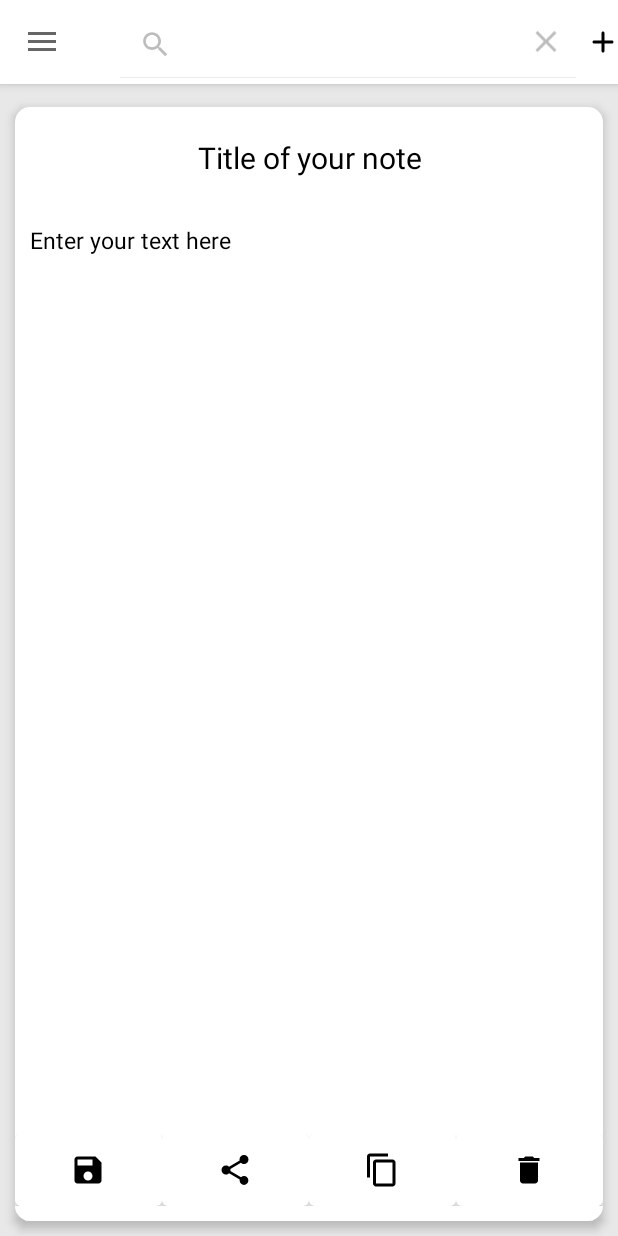
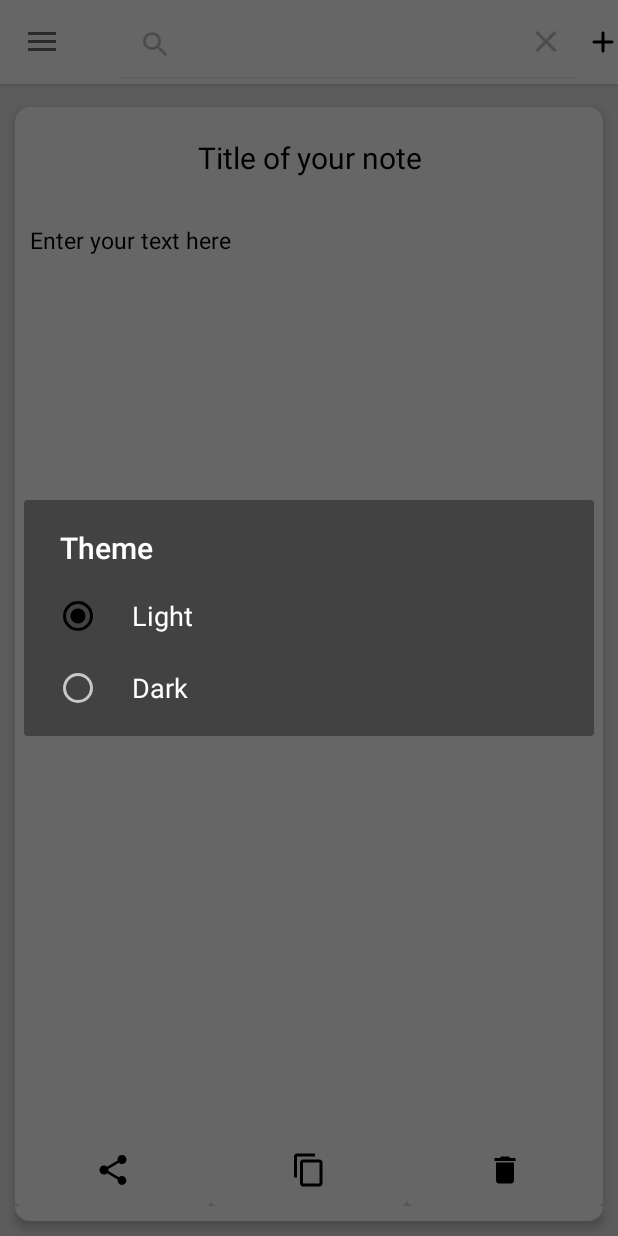
Before and after one commit to OlegRyabyshev/NoteMaker, an Android app: the screen it shows after launch (MainActivity), in the side drawer, after a tap on "Theme", on a phone screen of 412 x 824 dp. Run offline under Robolectric (Android 15) with nearby library versions, the phone set to English and light mode, and no system bars.

Commit message:
New features

```diff
--- a/app/src/main/java/xyz/fcr/notemaker/MainActivity.java
+++ b/app/src/main/java/xyz/fcr/notemaker/MainActivity.java
@@ -1,7 +1,9 @@
 package xyz.fcr.notemaker;
 
 import android.annotation.SuppressLint;
+import android.content.Context;
 import android.content.Intent;
+import android.content.SharedPreferences;
 import android.content.res.Configuration;
 import android.os.Bundle;
 import android.view.MenuItem;
@@ -9,7 +11,9 @@ import android.widget.Toast;
 
 import androidx.annotation.NonNull;
 import androidx.appcompat.app.ActionBarDrawerToggle;
+import androidx.appcompat.app.AlertDialog;
 import androidx.appcompat.app.AppCompatActivity;
+import androidx.appcompat.app.AppCompatDelegate;
 import androidx.appcompat.widget.SearchView;
 import androidx.appcompat.widget.Toolbar;
 import androidx.core.view.GravityCompat;
@@ -18,6 +22,8 @@ import androidx.fragment.app.Fragment;
 import androidx.fragment.app.FragmentTransaction;
 
 import com.google.android.material.navigation.NavigationView;
+
+import java.util.Objects;
 
 import xyz.fcr.notemaker.fragment_classes.NoteEditor;
 import xyz.fcr.notemaker.fragment_classes.NoteList;
@@ -34,8 +40,9 @@ public class MainActivity extends AppCompatActivity implements NavigationView.On
     @Override
     protected void onCreate(Bundle savedInstanceState) {
         super.onCreate(savedInstanceState);
+        setContentView(R.layout.activity_main);
 
-        setContentView(R.layout.activity_main);
+        setThemeFromSharedPreferences();
 
         toolbar = findViewById(R.id.toolbar);
         setSupportActionBar(toolbar);
@@ -126,11 +133,8 @@ public class MainActivity extends AppCompatActivity implements NavigationView.On
             case R.id.action_notes:
                 Toast.makeText(this, "Notes", Toast.LENGTH_SHORT).show();
                 break;
-            case R.id.action_trash:
-                Toast.makeText(this, "Trash", Toast.LENGTH_SHORT).show();
-                break;
             case R.id.action_theme:
-                Toast.makeText(this, "Theme", Toast.LENGTH_SHORT).show();
+                showOptionsDialog();
                 break;
             case R.id.action_about:
                 Intent intent = new Intent(this, AboutActivity.class);
@@ -182,14 +186,66 @@ public class MainActivity extends AppCompatActivity implements NavigationView.On
 
     @Override
     public void onBackPressed() {
-        Fragment fragment = getSupportFragmentManager().findFragmentByTag("EDITOR_FRAGMENT");
+        Fragment fragmentEditor = getSupportFragmentManager().findFragmentByTag("EDITOR_FRAGMENT");
+        Fragment fragmentList = getSupportFragmentManager().findFragmentByTag("LIST_FRAGMENT");
 
         if (drawer.isDrawerOpen(GravityCompat.START)) {
             drawer.closeDrawer(GravityCompat.START);
-        } else if (fragment != null && fragment.isVisible() && orientationIsPortrait()) {
+        } else if (fragmentEditor != null && fragmentEditor.isVisible() && orientationIsPortrait()) {
             startFragmentList();
         } else {
             finish();
         }
     }
+
+    //THEMES
+    private void setThemeFromSharedPreferences() {
+        SharedPreferences sharedPreferences = getApplicationContext().getSharedPreferences("MyUserPref", Context.MODE_PRIVATE);
+        String savedTheme = sharedPreferences.getString("calculator_theme", "");
+
+        if (savedTheme.equals("light")) AppCompatDelegate.setDefaultNightMode(AppCompatDelegate.MODE_NIGHT_NO);
+        else if (savedTheme.equals("dark")) AppCompatDelegate.setDefaultNightMode(AppCompatDelegate.MODE_NIGHT_YES);
+    }
+
+    //THEMES
+    private void showOptionsDialog() {
+        final String[] themes = {
+                getResources().getString(R.string.action_theme_light),
+                getResources().getString(R.string.action_theme_dark)
+        };
+
+        AlertDialog.Builder builder = new AlertDialog.Builder(MainActivity.this);
+        builder.setTitle(getResources().getString(R.string.action_theme));
+
+        SharedPreferences sharedPreferences = getSharedPreferences("MyUserPref", Context.MODE_PRIVATE);
+        SharedPreferences.Editor editor = sharedPreferences.edit();
+        int themeInt = getCurrentTheme();
+
+        builder.setSingleChoiceItems(themes, themeInt, (dialog, which) -> {
+            if (which == 0) {
+                AppCompatDelegate.setDefaultNightMode(AppCompatDelegate.MODE_NIGHT_NO);
+                editor.putString("calculator_theme", "light");
+            } else {
+                AppCompatDelegate.setDefaultNightMode(AppCompatDelegate.MODE_NIGHT_YES);
+                editor.putString("calculator_theme", "dark");
+            }
+            editor.apply();
+        });
+
+        builder.show();
+    }
+
+    //THEMES
+    private int getCurrentTheme() {
+        int currentNightMode = getResources().getConfiguration().uiMode
+                & Configuration.UI_MODE_NIGHT_MASK;
+        switch (currentNightMode) {
+            case Configuration.UI_MODE_NIGHT_NO:
+                return 0;
+            case Configuration.UI_MODE_NIGHT_YES:
+                return 1;
+            default:
+                return -1;
+        }
+    }
 }
--- a/app/src/main/java/xyz/fcr/notemaker/fragment_classes/NoteEditor.java
+++ b/app/src/main/java/xyz/fcr/notemaker/fragment_classes/NoteEditor.java
@@ -3,9 +3,13 @@ package xyz.fcr.notemaker.fragment_classes;
 import android.content.ClipData;
 import android.content.ClipboardManager;
 import android.content.Context;
+import android.content.Intent;
 import android.os.Build;
 import android.os.Bundle;
+import android.text.Editable;
+import android.text.TextWatcher;
 import android.util.Log;
+import android.view.KeyEvent;
 import android.view.LayoutInflater;
 import android.view.View;
 import android.view.ViewGroup;
@@ -15,6 +19,7 @@ import android.widget.Toast;
 import androidx.annotation.NonNull;
 import androidx.annotation.RequiresApi;
 import androidx.fragment.app.Fragment;
+import androidx.fragment.app.FragmentTransaction;
 
 import com.google.android.material.button.MaterialButton;
 
@@ -45,9 +50,38 @@ public class NoteEditor extends Fragment {
         title = view.findViewById(R.id.note_editor_title);
         content = view.findViewById(R.id.note_editor_content);
 
+        title.addTextChangedListener(new TextWatcher() {
+            @Override
+            public void beforeTextChanged(CharSequence s, int start, int count, int after) {
+            }
+
+            @Override
+            public void onTextChanged(CharSequence s, int start, int before, int count) {
+                saveData(note);
+            }
+
+            @Override
+            public void afterTextChanged(Editable s) {
+            }
+        });
+
+        content.addTextChangedListener(new TextWatcher() {
+            @Override
+            public void beforeTextChanged(CharSequence s, int start, int count, int after) {
+            }
+
+            @Override
+            public void onTextChanged(CharSequence s, int start, int before, int count) {
+                saveData(note);
+            }
+
+            @Override
+            public void afterTextChanged(Editable s) {
+            }
+        });
+
         MaterialButton button_share = view.findViewById(R.id.button_share);
         MaterialButton button_copy = view.findViewById(R.id.button_copy);
-        MaterialButton button_save = view.findViewById(R.id.button_save);
         MaterialButton button_delete = view.findViewById(R.id.button_delete);
 
         button_share.setOnClickListener((v) ->
@@ -60,13 +94,6 @@ public class NoteEditor extends Fragment {
 
             Toast.makeText(getContext(), "Copied", Toast.LENGTH_SHORT).show();
         });
-
-
-        button_save.setOnClickListener((v) -> {
-            saveData(note);
-            Toast.makeText(getContext(), "Saved", Toast.LENGTH_SHORT).show();
-        });
-
 
         button_delete.setOnClickListener((v) -> {
             if (mNoteArrayList != null) {
@@ -97,7 +124,10 @@ public class NoteEditor extends Fragment {
     @Override
     public void onSaveInstanceState(@NonNull Bundle outState) {
         super.onSaveInstanceState(outState);
+
         outState.putSerializable("note_id", note);
+        Intent intent = Objects.requireNonNull(getActivity()).getIntent();
+        intent.putExtras(outState);
     }
 
     private String getTextFromNote() {
@@ -141,10 +171,5 @@ public class NoteEditor extends Fragment {
         }
 
         mAdapter.notifyDataSetChanged();
-
-//        Bundle data = new Bundle();
-//        data.putSerializable("note_id", note);
-//        Intent intent = Objects.requireNonNull(getActivity()).getIntent();
-//        intent.putExtras(data);
     }
 }
--- a/app/src/main/java/xyz/fcr/notemaker/fragment_classes/NoteList.java
+++ b/app/src/main/java/xyz/fcr/notemaker/fragment_classes/NoteList.java
@@ -2,14 +2,15 @@ package xyz.fcr.notemaker.fragment_classes;
 
 import android.content.res.Configuration;
 import android.os.Bundle;
+import android.view.ContextMenu;
 import android.view.LayoutInflater;
+import android.view.MenuItem;
 import android.view.View;
 import android.view.ViewGroup;
-import android.widget.TextView;
+import android.widget.Toast;
 
 import androidx.annotation.NonNull;
 import androidx.annotation.Nullable;
-import androidx.constraintlayout.widget.ConstraintLayout;
 import androidx.fragment.app.Fragment;
 import androidx.fragment.app.FragmentTransaction;
 import androidx.recyclerview.widget.LinearLayoutManager;
@@ -28,6 +29,7 @@ public class NoteList extends Fragment {
     private RecyclerView mRecyclerView;
     public static NoteAdapter mAdapter;
     private RecyclerView.LayoutManager mLayoutManager;
+    private Fragment fragment;
 
     public NoteList() {
 
@@ -37,7 +39,7 @@ public class NoteList extends Fragment {
     public View onCreateView(@NonNull LayoutInflater inflater, ViewGroup container, Bundle savedInstanceState) {
         if (mNoteArrayList == null) {
             mNoteArrayList = new ArrayList<>();
-            mNoteArrayList.add(new Note("Welcome", "Your can edit this note"));
+            mNoteArrayList.add(new Note(getString(R.string.welcome_title), getString(R.string.welcome_content)));
         }
 
         View myView = inflater.inflate(R.layout.note_list_fragment, container, false);
@@ -50,7 +52,7 @@ public class NoteList extends Fragment {
         mRecyclerView = myView.findViewById(R.id.recycler_view);
         mRecyclerView.setHasFixedSize(true);
         mLayoutManager = new LinearLayoutManager(myView.getContext());
-        mAdapter = new NoteAdapter(mNoteArrayList);
+        mAdapter = new NoteAdapter(mNoteArrayList, fragment);
 
         mRecyclerView.setLayoutManager(mLayoutManager);
         mRecyclerView.setAdapter(mAdapter);
@@ -76,10 +78,4 @@ public class NoteList extends Fragment {
 
         transaction.commit();
     }
-
-    @Override
-    public void onViewCreated(@NonNull View view, @Nullable Bundle savedInstanceState) {
-        super.onViewCreated(view, savedInstanceState);
-
-    }
 }
--- a/app/src/main/java/xyz/fcr/notemaker/object_classes/NoteAdapter.java
+++ b/app/src/main/java/xyz/fcr/notemaker/object_classes/NoteAdapter.java
@@ -1,11 +1,13 @@
 package xyz.fcr.notemaker.object_classes;
 
+import android.view.ContextMenu;
 import android.view.LayoutInflater;
 import android.view.View;
 import android.view.ViewGroup;
 import android.widget.TextView;
 
 import androidx.annotation.NonNull;
+import androidx.fragment.app.Fragment;
 import androidx.recyclerview.widget.RecyclerView;
 
 import java.util.ArrayList;
@@ -15,23 +17,36 @@ import xyz.fcr.notemaker.R;
 public class NoteAdapter extends RecyclerView.Adapter<NoteAdapter.NoteViewHolder> {
 
     private ArrayList<Note> mNoteList;
-    private OnItemClickListener mListener;
+    private final Fragment fragment;
+
+    private OnItemClickListener mListenerClick;
+//    private OnItemLongClickListener mListenerLongClick;
 
     public interface OnItemClickListener {
         void onItemClick(int position);
     }
 
+//    public interface OnItemLongClickListener {
+//        boolean onItemLongClicked(int position);
+//    }
+
     public void setOnItemClickListener(OnItemClickListener listener) {
-        mListener = listener;
+        mListenerClick = listener;
     }
 
-    public static class NoteViewHolder extends RecyclerView.ViewHolder {
+//    public void setOnItemLongClick(OnItemLongClickListener listenerLong) {
+//        mListenerLongClick = listenerLong;
+//    }
+
+    public static class NoteViewHolder extends RecyclerView.ViewHolder implements View.OnCreateContextMenuListener {
         public TextView mTitleNote;
         public TextView mContentNote;
         public TextView mTimeNote;
         public TextView mDateNote;
 
-        public NoteViewHolder(@NonNull View itemView, final OnItemClickListener listener) {
+        public NoteViewHolder(@NonNull View itemView,
+                              final OnItemClickListener listenerClick) {
+
             super(itemView);
 
             mTitleNote = itemView.findViewById(R.id.note_title_preview);
@@ -40,25 +55,41 @@ public class NoteAdapter extends RecyclerView.Adapter<NoteAdapter.NoteViewHolder
             mDateNote = itemView.findViewById(R.id.note_date_preview);
 
             itemView.setOnClickListener(v -> {
-                if (listener != null) {
+                if (listenerClick != null) {
                     int position = getAdapterPosition();
                     if (position != RecyclerView.NO_POSITION){
-                        listener.onItemClick(position);
+                        listenerClick.onItemClick(position);
                     }
                 }
             });
+
+//            itemView.setOnLongClickListener(v -> {
+//                if (listenerLongClick != null) {
+//                    int position = getAdapterPosition();
+//                    if (position != RecyclerView.NO_POSITION){
+//                        listenerLongClick.onItemLongClicked(position);
+//                    }
+//                }
+//                return true;
+//            });
+        }
+
+        @Override
+        public void onCreateContextMenu(ContextMenu menu, View v, ContextMenu.ContextMenuInfo menuInfo) {
+
         }
     }
 
-    public NoteAdapter(ArrayList<Note> noteList) {
+    public NoteAdapter(ArrayList<Note> noteList, Fragment fragment) {
         mNoteList = noteList;
+        this.fragment = fragment;
     }
 
     @NonNull
     @Override
     public NoteViewHolder onCreateViewHolder(@NonNull ViewGroup parent, int viewType) {
         View v = LayoutInflater.from(parent.getContext()).inflate(R.layout.note_item, parent, false);
-        return new NoteViewHolder(v, mListener);
+        return new NoteViewHolder(v, mListenerClick);
     }
 
     @Override
@@ -74,10 +105,4 @@ public class NoteAdapter extends RecyclerView.Adapter<NoteAdapter.NoteViewHolder
     public int getItemCount() {
         return mNoteList.size();
     }
-
-    public void updateData(ArrayList<Note> notes) {
-        notes.clear();
-        notes.addAll(notes);
-        notifyDataSetChanged();
-    }
 }
--- a/app/src/main/res/drawable/ic_baseline_save.xml
+++ /dev/null
@@ -1,9 +0,0 @@
-<vector xmlns:android="http://schemas.android.com/apk/res/android"
-    android:width="24dp"
-    android:height="24dp"
-    android:viewportWidth="24"
-    android:viewportHeight="24">
-  <path
-      android:fillColor="@color/secondary"
-      android:pathData="M17,3L5,3c-1.11,0 -2,0.9 -2,2v14c0,1.1 0.89,2 2,2h14c1.1,0 2,-0.9 2,-2L21,7l-4,-4zM12,19c-1.66,0 -3,-1.34 -3,-3s1.34,-3 3,-3 3,1.34 3,3 -1.34,3 -3,3zM15,9L5,9L5,5h10v4z"/>
-</vector>
--- a/app/src/main/res/drawable/ic_baseline_trash.xml
+++ /dev/null
@@ -1,10 +0,0 @@
-<vector xmlns:android="http://schemas.android.com/apk/res/android"
-    android:width="24dp"
-    android:height="24dp"
-    android:viewportWidth="24"
-    android:viewportHeight="24"
-    android:tint="?attr/colorControlNormal">
-  <path
-      android:fillColor="@color/primary"
-      android:pathData="M6,19c0,1.1 0.9,2 2,2h8c1.1,0 2,-0.9 2,-2V7H6v12zM19,4h-3.5l-1,-1h-5l-1,1H5v2h14V4z"/>
-</vector>
--- a/app/src/main/res/layout/note_editor_fragment.xml
+++ b/app/src/main/res/layout/note_editor_fragment.xml
@@ -10,8 +10,8 @@
     android:layout_marginRight="10dp"
     android:layout_marginBottom="10dp"
     android:background="@drawable/rounded_view"
+    android:elevation="4dp"
     android:orientation="vertical"
-    android:elevation="4dp"
     tools:context=".fragment_classes.NoteEditor">
 
     <EditText
@@ -24,7 +24,7 @@
         android:hint="@string/title"
         android:inputType="textMultiLine"
         android:textColor="@color/secondary"
-        android:textSize="@dimen/title_size"/>
+        android:textSize="@dimen/title_size" />
 
     <EditText
         android:id="@+id/note_editor_content"
@@ -48,23 +48,10 @@
         android:orientation="horizontal">
 
         <com.google.android.material.button.MaterialButton
-            android:id="@+id/button_save"
-            android:layout_width="0dp"
-            android:layout_weight="1"
-            android:layout_height="wrap_content"
-            android:insetLeft="0dp"
-            android:insetTop="0dp"
-            android:insetRight="0dp"
-            android:insetBottom="0dp"
-            app:icon="@drawable/ic_baseline_save"
-            app:iconGravity="textStart"
-            app:iconPadding="0dp" />
-
-        <com.google.android.material.button.MaterialButton
             android:id="@+id/button_share"
             android:layout_width="0dp"
+            android:layout_height="wrap_content"
             android:layout_weight="1"
-            android:layout_height="wrap_content"
             android:insetLeft="0dp"
             android:insetTop="0dp"
             android:insetRight="0dp"
@@ -76,8 +63,8 @@
         <com.google.android.material.button.MaterialButton
             android:id="@+id/button_copy"
             android:layout_width="0dp"
+            android:layout_height="wrap_content"
             android:layout_weight="1"
-            android:layout_height="wrap_content"
             android:insetLeft="0dp"
             android:insetTop="0dp"
             android:insetRight="0dp"
@@ -89,8 +76,8 @@
         <com.google.android.material.button.MaterialButton
             android:id="@+id/button_delete"
             android:layout_width="0dp"
+            android:layout_height="wrap_content"
             android:layout_weight="1"
-            android:layout_height="wrap_content"
             android:insetLeft="0dp"
             android:insetTop="0dp"
             android:insetRight="0dp"
--- /dev/null
+++ b/app/src/main/res/menu/chooser_menu.xml
@@ -0,0 +1,7 @@
+<?xml version="1.0" encoding="utf-8"?>
+<menu xmlns:android="http://schemas.android.com/apk/res/android">
+    <item
+        android:id="@+id/action_delete_picker"
+        android:orderInCategory="20"
+        android:title="@string/delete"/>
+</menu>
--- a/app/src/main/res/menu/drawer_menu.xml
+++ b/app/src/main/res/menu/drawer_menu.xml
@@ -3,17 +3,13 @@
     xmlns:tools="http://schemas.android.com/tools"
     tools:showIn="navigation_view">
 
-    <item android:title="NoteMaker">
+    <item android:title="@string/app_name">
         <menu>
             <group android:checkableBehavior="single">
                 <item
                     android:id="@+id/action_notes"
                     android:icon="@drawable/ic_baseline_note"
-                    android:title="Notes" />
-                <item
-                    android:id="@+id/action_trash"
-                    android:icon="@drawable/ic_baseline_trash"
-                    android:title="Trash" />
+                    android:title="@string/notes" />
             </group>
         </menu>
     </item>
@@ -21,10 +17,10 @@
     <item
         android:id="@+id/action_theme"
         android:icon="@drawable/ic_baseline_theme"
-        android:title="Theme" />
+        android:title="@string/action_theme" />
     <item
         android:id="@+id/action_about"
         android:icon="@drawable/ic_baseline_info"
-        android:title="About" />
+        android:title="@string/action_about" />
 
 </menu>
--- a/app/src/main/res/values/strings.xml
+++ b/app/src/main/res/values/strings.xml
@@ -18,10 +18,12 @@
     <string name="oleg_ryabyshev" translatable="false">Oleg Ryabyshev</string>
     <string name="email" translatable="false">oryabyshev@gmail.com</string>
 
-    <string name="save">Save</string>
+    <string name="delete">Delete</string>
     <string name="copy">Copy</string>
     <string name="share">Share</string>
 
+    <string name="notes">Notes</string>
+    <string name="action_theme">Theme</string>
     <string name="action_about">About</string>
     <string name="about_text_name" translatable="false">NoteMaker</string>
     <string name="about_text_dev_name">By Oleg Ryabyshev</string>
@@ -29,4 +31,10 @@
     <string name="about_text_email" translatable="false">Email: oryabyshev@gmail.com</string>
     <string name="about_text_version" translatable="false">Ver. 1.0.0</string>
     <string name="return_button">Return</string>
+
+    <string name="action_theme_light">Light</string>
+    <string name="action_theme_dark">Dark</string>
+
+    <string name="welcome_title">Welcome</string>
+    <string name="welcome_content">Your can edit this note</string>
 </resources>
--- a/app/src/main/res/values/themes.xml
+++ b/app/src/main/res/values/themes.xml
@@ -11,7 +11,7 @@
         <item name="android:statusBarColor" tools:targetApi="l">@color/primary</item>
         <item name="android:windowLightStatusBar" tools:ignore="NewApi">true</item>
         <!-- Customize your theme here. -->
-        <item name="android:navigationBarColor" tools:targetApi="l">?attr/colorOnPrimary</item>
+        <item name="android:navigationBarColor" tools:targetApi="l">?attr/colorOnSecondary</item>
         <item name="android:windowLightNavigationBar" tools:ignore="NewApi">true</item>
     </style>
 
```
Also changed, not shown: 1 other file.
